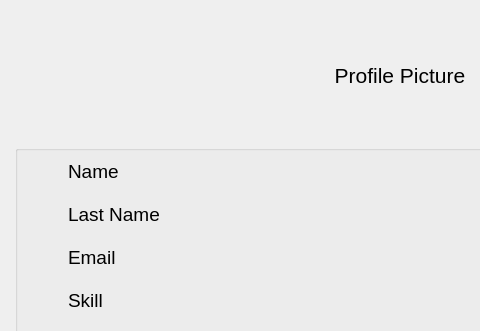
The window that Forms/viewprofile.ui (Sobrah/Linkedin) describes before a commit, drawn with Qt 5; both pictures show x 0 to 480 and y 0 to 331 of the 800 by 600 pixel window.
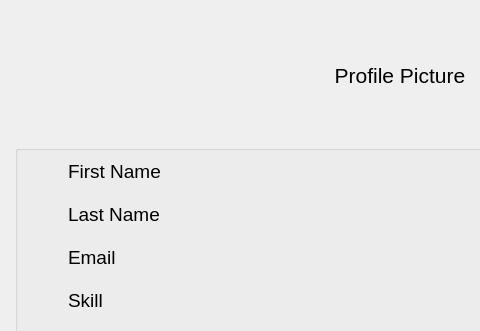
The same window after the commit.

What changed in the file:
```diff
--- a/Forms/viewprofile.ui
+++ b/Forms/viewprofile.ui
@@ -76,7 +76,7 @@
          </font>
         </property>
         <property name="text">
-         <string>Name</string>
+         <string>First Name</string>
         </property>
        </widget>
       </item>
```
